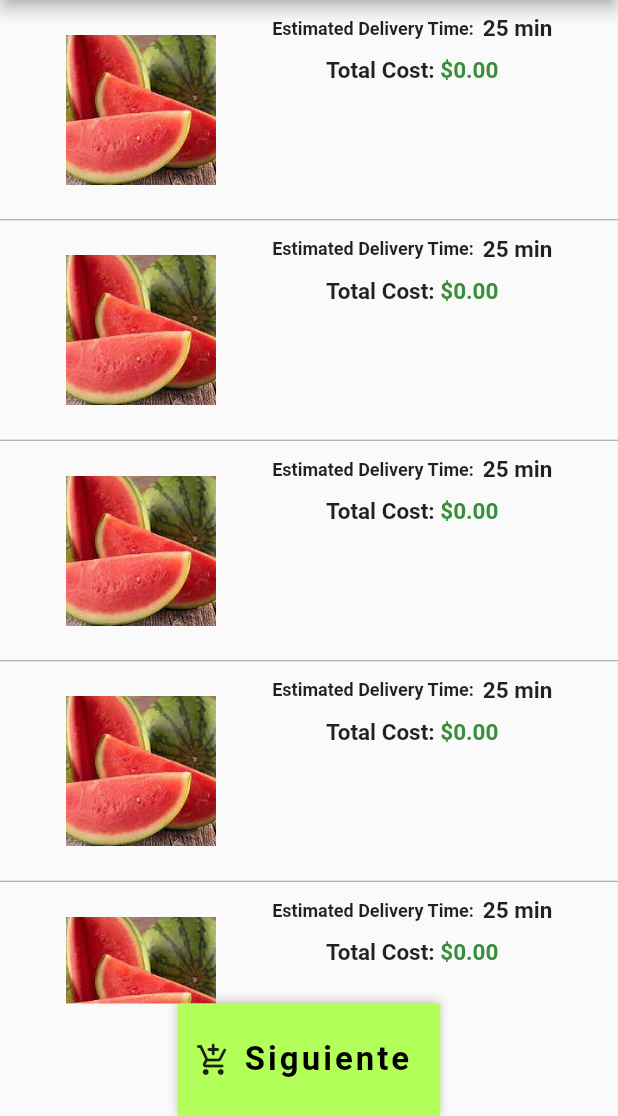
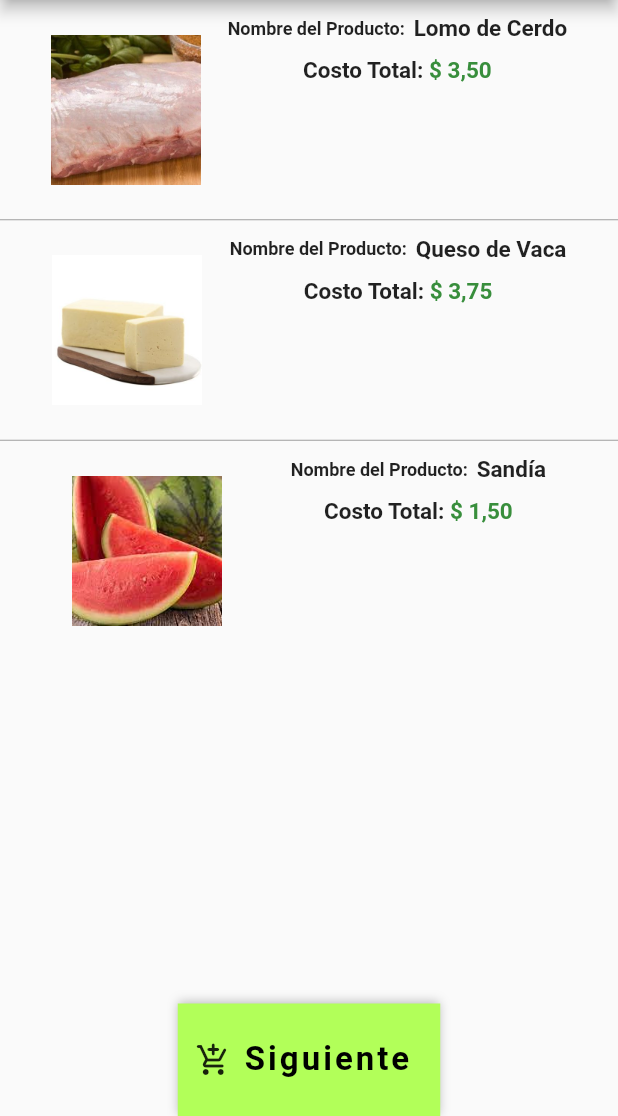
Before and after one commit to ferdeX64/prowessagronomia, a Flutter app: the CarritoPage screen opened directly, on a phone screen of 412 x 824 dp, the part 120-1236 px from its top. Run offline on Flutter 3.47's test engine with Material 2 defaults, Android fonts, the phone set to English and light mode, and no system bars; drawn by our look-alikes of flutter_slidable; our stand-ins replace accordion, carousel_slider, email_validator, image_picker, nb_utils, shared_preferences and 2 more; missing offline and left inert: async_button_builder; accounts and stored records are empty; network calls fail.

Commit message:
Cambios carrito

```diff
--- a/lib/src/pages/carrito_page.dart
+++ b/lib/src/pages/carrito_page.dart
@@ -1,6 +1,8 @@
 import 'package:flutter/material.dart';
 import 'package:flutter_slidable/flutter_slidable.dart';
+import 'package:prowessagronomia/src/models/home_page_model.dart';
 import 'package:prowessagronomia/src/pages/form_compra_page.dart';
+import 'package:prowessagronomia/src/utils/productos_home_page.dart';
 
 
 class CarritoPage extends StatefulWidget {
@@ -11,7 +13,17 @@ class CarritoPage extends StatefulWidget {
 }
 
 class _CarritoPageState extends State<CarritoPage> {
+  late List<ProductsShareProduct> mList1;
+  late List<ProductsShareName> mList2;
+  late List<ProductsSharePrices> mList3;
 
+   @override
+  void initState() {
+    super.initState();
+    mList1 = productsImageList();
+    mList2 = productsNameList();
+    mList3 = productsPricesList();
+  }
   @override
   Widget build(BuildContext context) {
     double totalPrice = 0;
@@ -73,7 +85,7 @@ class _CarritoPageState extends State<CarritoPage> {
                         SizedBox(
                            height: 100,
                         width: 100,
-                        child: Image.asset('assets/images/sandia.jpg',
+                        child: Image.asset(mList1[index].icon,
                             fit: BoxFit.cover)
                         ),
                       ],
@@ -82,17 +94,17 @@ class _CarritoPageState extends State<CarritoPage> {
                        mainAxisAlignment: MainAxisAlignment.center,
                       children: <Widget>[
                         Row(
-                      children: const[
-                        Text(
-                          'Estimated Delivery Time:  ',
+                      children: [
+                         const Text(
+                          'Nombre del Producto:  ',
                           style: TextStyle(
                               fontSize: 12.0,
                               fontWeight: FontWeight.w600
                           ),
                         ),
                          Text(
-                          '25 min',
-                          style: TextStyle(
+                          mList2[index].name,
+                          style: const TextStyle(
                               fontSize: 15.0,
                               fontWeight: FontWeight.w600
                           ),
@@ -103,14 +115,14 @@ class _CarritoPageState extends State<CarritoPage> {
                     Row(
                       children: [
                         const Text(
-                          'Total Cost: ',
+                          'Costo Total: ',
                           style: TextStyle(
                               fontSize: 15.0,
                               fontWeight: FontWeight.w600
                           ),
                         ),
                         Text(
-                          '\$${totalPrice.toStringAsFixed(2)}',
+                          mList3[index].price,
                           style: TextStyle(
                               color: Colors.green[700],
                               fontSize: 15.0,
@@ -133,7 +145,7 @@ class _CarritoPageState extends State<CarritoPage> {
               color: Colors.grey,
             );
           },
-          itemCount: 5
+          itemCount: 3
       ),
       bottomSheet: Row(
         mainAxisAlignment: MainAxisAlignment.spaceEvenly,
```
